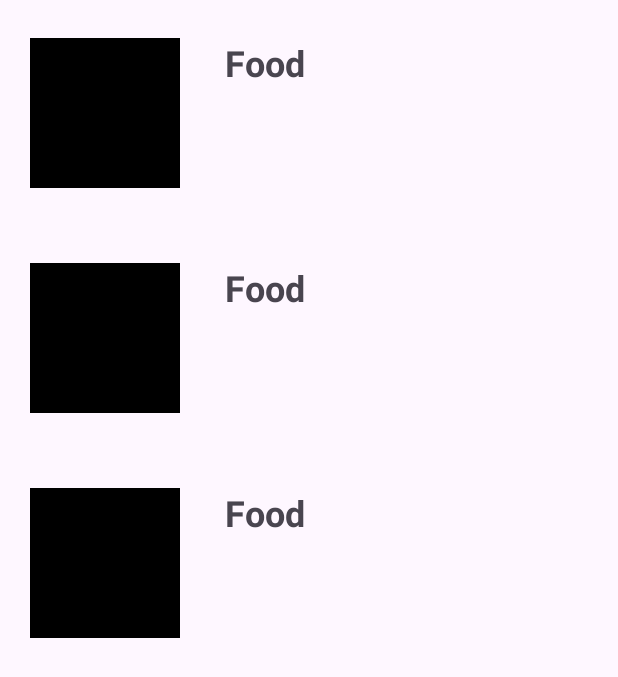
After one commit to Oneotrix/FoodApp, an Android app: the layout fragment_meals.xml on its own in the app's theme, with its tools: preview values and no code run, on a phone screen of 412 x 824 dp. The commit adds this screen. Shown: the top 677 px of the screen. Run offline under Robolectric (Android 15) with nearby library versions, the phone set to English and light mode, and no system bars.

Commit message:
Add layouts

```diff
--- a/app/build.gradle.kts
+++ b/app/build.gradle.kts
@@ -41,6 +41,7 @@ dependencies {
     implementation("androidx.appcompat:appcompat:1.6.1")
     implementation("com.google.android.material:material:1.11.0")
     implementation("androidx.constraintlayout:constraintlayout:2.1.4")
+    implementation ("de.hdodenhof:circleimageview:3.1.0")
     testImplementation("junit:junit:4.13.2")
     androidTestImplementation("androidx.test.ext:junit:1.1.5")
     androidTestImplementation("androidx.test.espresso:espresso-core:3.5.1")
--- /dev/null
+++ b/app/src/main/res/layout/fragment_meals.xml
@@ -0,0 +1,16 @@
+<?xml version="1.0" encoding="utf-8"?>
+<androidx.constraintlayout.widget.ConstraintLayout xmlns:android="http://schemas.android.com/apk/res/android"
+    android:layout_width="match_parent"
+    android:layout_height="match_parent"
+    xmlns:tools="http://schemas.android.com/tools">
+
+    <androidx.recyclerview.widget.RecyclerView
+        android:id="@+id/rvMeals"
+        android:layout_width="match_parent"
+        android:layout_height="match_parent"
+        tools:listitem="@layout/item_meal"
+        >
+
+    </androidx.recyclerview.widget.RecyclerView>
+
+</androidx.constraintlayout.widget.ConstraintLayout>
--- /dev/null
+++ b/app/src/main/res/layout/item_meal.xml
@@ -0,0 +1,56 @@
+<?xml version="1.0" encoding="utf-8"?>
+<androidx.constraintlayout.widget.ConstraintLayout xmlns:android="http://schemas.android.com/apk/res/android"
+    android:layout_width="match_parent"
+    android:layout_height="150dp"
+    xmlns:app="http://schemas.android.com/apk/res-auto"
+    xmlns:tools="http://schemas.android.com/tools">
+
+    <androidx.constraintlayout.widget.ConstraintLayout
+        android:layout_width="match_parent"
+        android:layout_height="match_parent">
+
+        <de.hdodenhof.circleimageview.CircleImageView
+            android:id="@+id/image"
+            android:layout_width="100dp"
+            android:layout_height="100dp"
+            app:layout_constraintStart_toStartOf="parent"
+            app:layout_constraintTop_toTopOf="parent"
+            app:layout_constraintBottom_toBottomOf="parent"
+            android:layout_marginStart="20dp"
+            app:civ_border_width="1dp"
+            app:civ_border_color="@color/white"
+            tools:background="@color/black"
+            >
+
+        </de.hdodenhof.circleimageview.CircleImageView>
+
+        <TextView
+            android:id="@+id/tvMealName"
+            android:layout_width="wrap_content"
+            android:layout_height="wrap_content"
+            app:layout_constraintStart_toEndOf="@id/image"
+            app:layout_constraintTop_toTopOf="@id/image"
+            android:layout_marginStart="30dp"
+            android:textSize="24sp"
+            android:textStyle="bold"
+            android:maxLines="1"
+            tools:text="@string/app_name"
+            >
+
+        </TextView>
+
+        <TextView
+            android:id="@+id/tvMealDesciption"
+            android:layout_width="wrap_content"
+            android:layout_height="wrap_content"
+            app:layout_constraintStart_toStartOf="@id/tvMealName"
+            app:layout_constraintTop_toBottomOf="@id/tvMealName"
+            app:layout_constraintBottom_toBottomOf="@id/image"
+            android:textSize="18sp"
+            android:maxLines="3"
+            tools:text="@tools:sample/lorem/random"
+            />
+
+    </androidx.constraintlayout.widget.ConstraintLayout>
+
+</androidx.constraintlayout.widget.ConstraintLayout>
--- a/app/src/main/res/values/strings.xml
+++ b/app/src/main/res/values/strings.xml
@@ -1,3 +1,4 @@
 <resources>
     <string name="app_name">Food</string>
+    <string name="change_application_theme">Change Application Theme</string>
 </resources>
```
Also changed, not shown: app/src/main/res/drawable/ic_swap_horizontal_circle.xml (added, +10 -0 lines), app/src/main/res/layout/activity_main.xml (+22 -8 lines).
